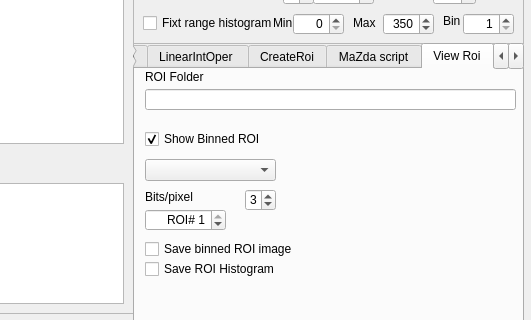
Old version of the form mainwindow.ui in the repository marcinkociolek/ImageCalculator; both pictures show x 377 to 908 and y 254 to 574 of the 908 by 704 pixel window.
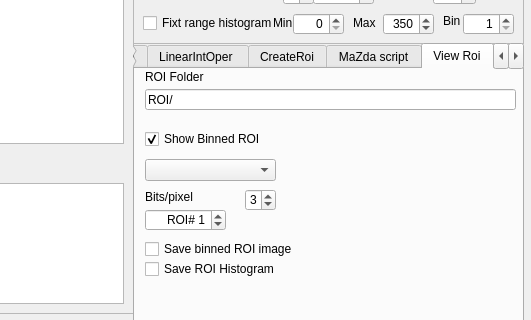
New version of the form. The open tabs and pages were chosen to show the change.

Commit message: ROI display correction

The edit to the form file:
```diff
--- a/mainwindow.ui
+++ b/mainwindow.ui
@@ -1640,7 +1640,7 @@
        </rect>
       </property>
       <property name="text">
-       <string/>
+       <string>ROI/</string>
       </property>
      </widget>
      <widget class="QLabel" name="labelViewROIBpPIX">
@@ -1723,7 +1723,7 @@
        <string>ROI# </string>
       </property>
       <property name="maximum">
-       <number>1</number>
+       <number>100</number>
       </property>
       <property name="value">
        <number>1</number>
```
Left out of the diff: 2 changed lines with no effect on the pictures. The commit also changes 1 other file.
